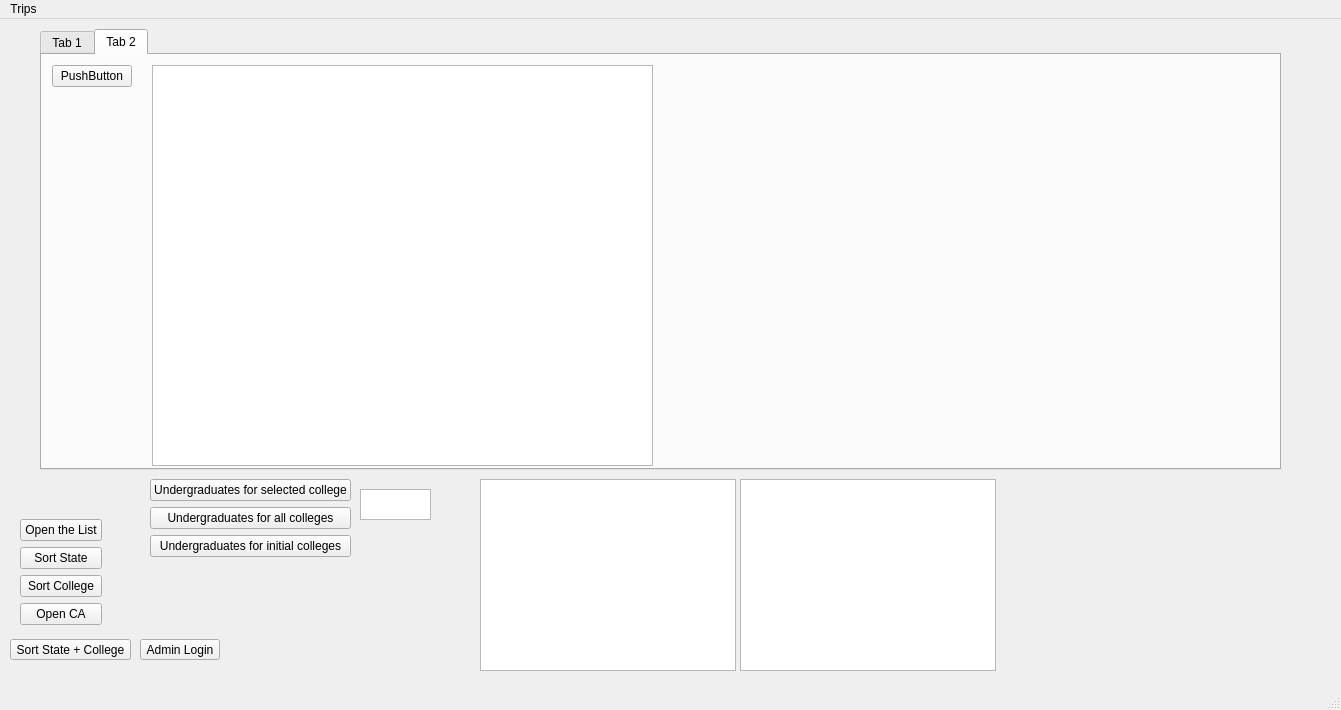
First picture: the form in CollegeTouring/mainwindow.ui, repository Savant-sys/College-Touring, before the edit.
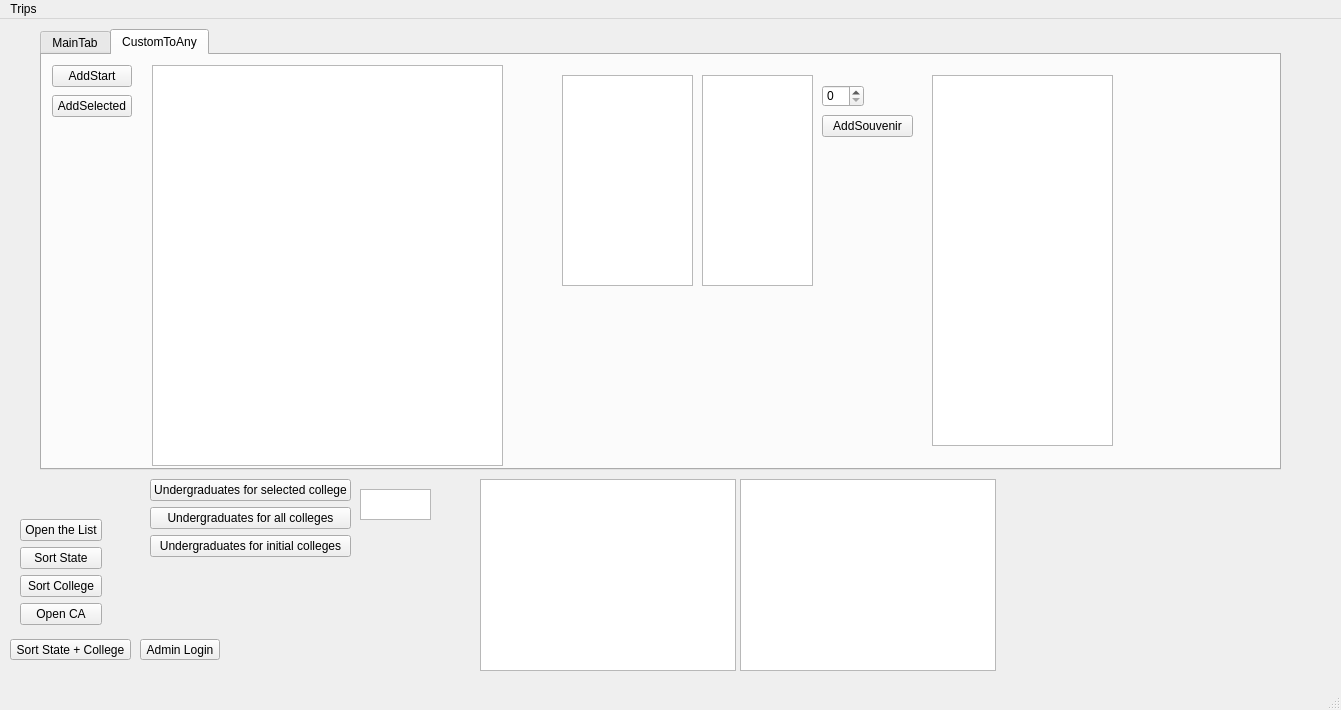
Second picture: the form after the edit. The open tabs and pages were chosen to show the change.

Commit message: better but unfinished customRecursiveTrip

What changed in the file:
```diff
--- a/CollegeTouring/mainwindow.ui
+++ b/CollegeTouring/mainwindow.ui
@@ -84,7 +84,7 @@
       </property>
       <widget class="QWidget" name="tab">
        <attribute name="title">
-        <string>Tab 1</string>
+        <string>MainTab</string>
        </attribute>
        <widget class="QListWidget" name="campusList">
         <property name="geometry">
@@ -99,7 +99,7 @@
       </widget>
       <widget class="QWidget" name="tab_2">
        <attribute name="title">
-        <string>Tab 2</string>
+        <string>CustomToAny</string>
        </attribute>
        <widget class="QPushButton" name="pushButton">
         <property name="geometry">
@@ -111,7 +111,7 @@
          </rect>
         </property>
         <property name="text">
-         <string>PushButton</string>
+         <string>AddStart</string>
         </property>
        </widget>
        <widget class="QListWidget" name="CustomTripList">
@@ -119,11 +119,80 @@
          <rect>
           <x>110</x>
           <y>10</y>
-          <width>501</width>
+          <width>351</width>
           <height>401</height>
          </rect>
         </property>
        </widget>
+       <widget class="QPushButton" name="pushButton_2">
+        <property name="geometry">
+         <rect>
+          <x>10</x>
+          <y>40</y>
+          <width>80</width>
+          <height>22</height>
+         </rect>
+        </property>
+        <property name="text">
+         <string>AddSelected</string>
+        </property>
+       </widget>
+       <widget class="QListWidget" name="CustomTripSouvs">
+        <property name="geometry">
+         <rect>
+          <x>520</x>
+          <y>20</y>
+          <width>131</width>
+          <height>211</height>
+         </rect>
+        </property>
+       </widget>
+       <widget class="QListWidget" name="CustomTripPrices">
+        <property name="geometry">
+         <rect>
+          <x>660</x>
+          <y>20</y>
+          <width>111</width>
+          <height>211</height>
+         </rect>
+        </property>
+       </widget>
+       <widget class="QSpinBox" name="spinBox">
+        <property name="geometry">
+         <rect>
+          <x>780</x>
+          <y>30</y>
+          <width>42</width>
+          <height>22</height>
+         </rect>
+        </property>
+        <property name="maximum">
+         <number>10</number>
+        </property>
+       </widget>
+       <widget class="QListWidget" name="Cart">
+        <property name="geometry">
+         <rect>
+          <x>890</x>
+          <y>20</y>
+          <width>181</width>
+          <height>371</height>
+         </rect>
+        </property>
+       </widget>
+       <widget class="QPushButton" name="AddToCart">
+        <property name="geometry">
+         <rect>
+          <x>780</x>
+          <y>60</y>
+          <width>91</width>
+          <height>22</height>
+         </rect>
+        </property>
+        <property name="text">
+         <string>AddSouvenir</string>
+        </property>
+       </widget>
       </widget>
      </widget>
     </widget>
```
The commit also changes 5 other files.
